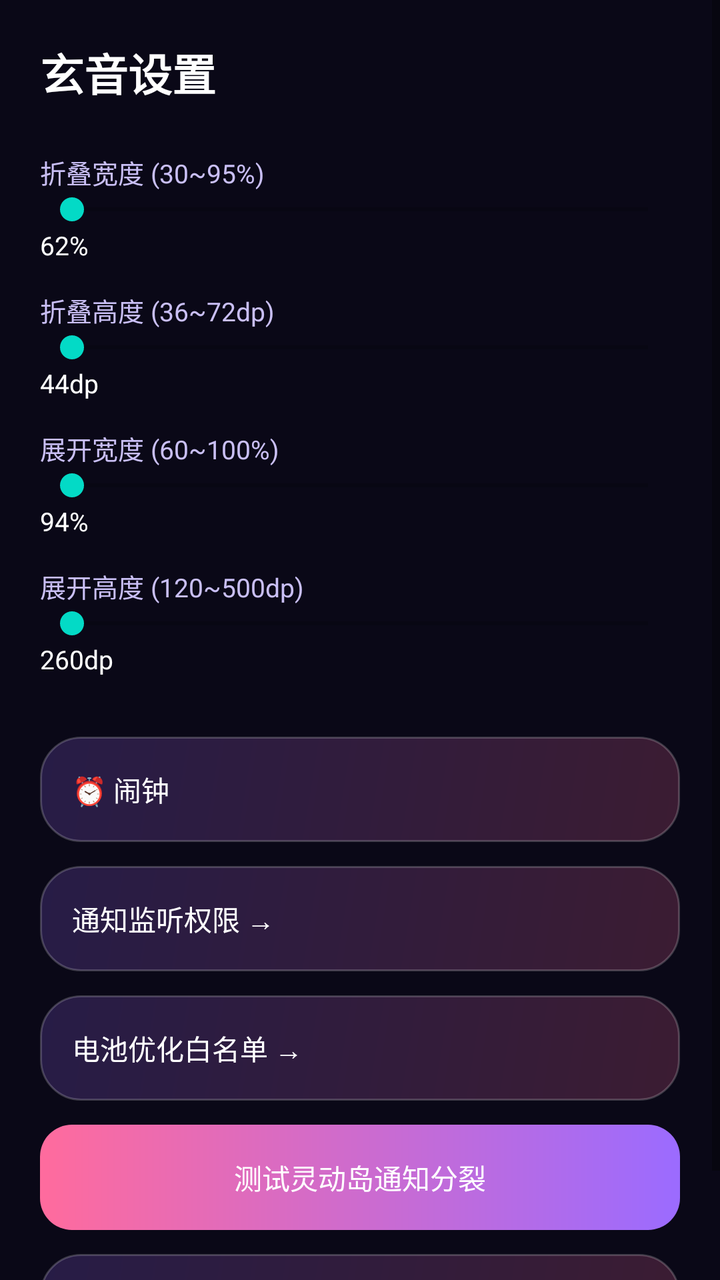
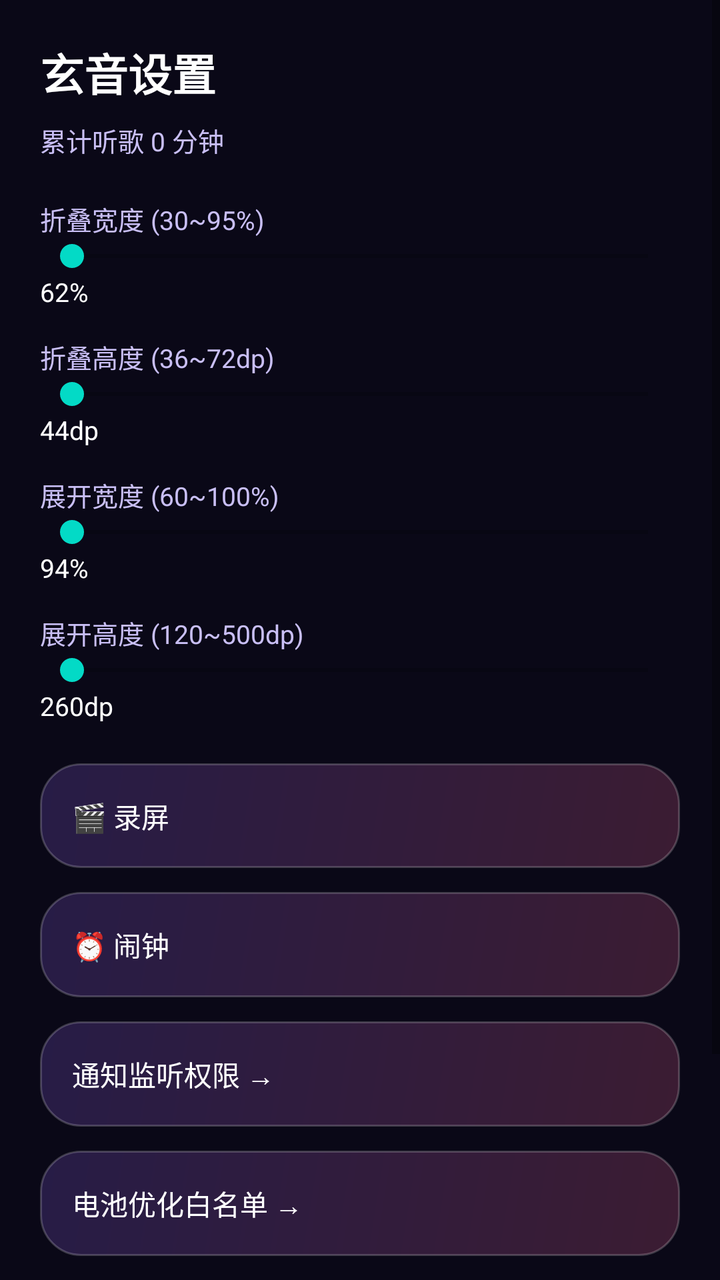

An Android layout rendered at two revisions. The XML below is the earlier revision; the diff shows what the commit changed to produce the second picture.
<!-- AndroidManifest.xml: application theme Theme.XuanYin -->
<!-- res/layout/activity_settings.xml -->
<?xml version="1.0" encoding="utf-8"?>
<ScrollView xmlns:android="http://schemas.android.com/apk/res/android"
    android:layout_width="match_parent" android:layout_height="match_parent"
    android:background="@color/bg_deep" android:fillViewport="true">
    <LinearLayout android:orientation="vertical" android:padding="20dp"
        android:layout_width="match_parent" android:layout_height="wrap_content">
        <TextView android:layout_width="wrap_content" android:layout_height="wrap_content"
            android:text="玄音设置" android:textColor="@color/white"
            android:textSize="22sp" android:textStyle="bold" />
        <TextView android:layout_width="wrap_content" android:layout_height="wrap_content"
            android:layout_marginTop="24dp" android:text="折叠宽度 (30~95%)"
            android:textColor="@color/sub_text" android:textSize="13sp" />
        <SeekBar android:id="@+id/sb_collapsed" android:max="65"
            android:layout_width="match_parent" android:layout_height="wrap_content" />
        <TextView android:id="@+id/tv_collapsed_val" android:layout_width="wrap_content"
            android:layout_height="wrap_content" android:text="62%"
            android:textColor="@color/white" android:textSize="13sp" />
        <TextView android:layout_width="wrap_content" android:layout_height="wrap_content"
            android:layout_marginTop="14dp" android:text="折叠高度 (36~72dp)"
            android:textColor="@color/sub_text" android:textSize="13sp" />
        <SeekBar android:id="@+id/sb_height" android:max="36"
            android:layout_width="match_parent" android:layout_height="wrap_content" />
        <TextView android:id="@+id/tv_height_val" android:layout_width="wrap_content"
            android:layout_height="wrap_content" android:text="44dp"
            android:textColor="@color/white" android:textSize="13sp" />
        <TextView android:layout_width="wrap_content" android:layout_height="wrap_content"
            android:layout_marginTop="14dp" android:text="展开宽度 (60~100%)"
            android:textColor="@color/sub_text" android:textSize="13sp" />
        <SeekBar android:id="@+id/sb_expanded_w" android:max="40"
            android:layout_width="match_parent" android:layout_height="wrap_content" />
        <TextView android:id="@+id/tv_expanded_w_val" android:layout_width="wrap_content"
            android:layout_height="wrap_content" android:text="94%"
            android:textColor="@color/white" android:textSize="13sp" />
        <TextView android:layout_width="wrap_content" android:layout_height="wrap_content"
            android:layout_marginTop="14dp" android:text="展开高度 (120~500dp)"
            android:textColor="@color/sub_text" android:textSize="13sp" />
        <SeekBar android:id="@+id/sb_expanded_h" android:max="380"
            android:layout_width="match_parent" android:layout_height="wrap_content" />
        <TextView android:id="@+id/tv_expanded_h_val" android:layout_width="wrap_content"
            android:layout_height="wrap_content" android:text="260dp"
            android:textColor="@color/white" android:textSize="13sp" />
        <TextView android:id="@+id/btn_alarm" android:layout_marginTop="30dp"
            android:padding="16dp" android:background="@drawable/bg_card"
            android:layout_width="match_parent" android:layout_height="wrap_content"
            android:text="⏰ 闹钟" android:textColor="@color/white" android:textSize="14sp" />
        <TextView android:id="@+id/btn_notify_access" android:layout_marginTop="12dp"
            android:padding="16dp" android:background="@drawable/bg_card"
            android:layout_width="match_parent" android:layout_height="wrap_content"
            android:text="通知监听权限 →" android:textColor="@color/white" android:textSize="14sp" />
        <TextView android:id="@+id/btn_battery" android:layout_marginTop="12dp"
            android:padding="16dp" android:background="@drawable/bg_card"
            android:layout_width="match_parent" android:layout_height="wrap_content"
            android:text="电池优化白名单 →" android:textColor="@color/white" android:textSize="14sp" />
        <TextView android:id="@+id/btn_test_notify" android:layout_marginTop="12dp"
            android:padding="16dp" android:background="@drawable/bg_gradient_button"
            android:layout_width="match_parent" android:layout_height="wrap_content"
            android:gravity="center" android:text="测试灵动岛通知分裂"
            android:textColor="@color/white" android:textSize="14sp" />
        <TextView android:id="@+id/btn_announcement" android:layout_marginTop="12dp"
            android:padding="16dp" android:background="@drawable/bg_card"
            android:layout_width="match_parent" android:layout_height="wrap_content"
            android:text="查看公告" android:textColor="@color/white" android:textSize="14sp" />
    </LinearLayout>
</ScrollView>
<!-- resources referenced by this layout -->
<resources>
  <color name="bg_deep">#0A0817</color>
  <color name="sub_text">#C9BFF5</color>
  <color name="white">#FFFFFF</color>
  <!-- drawable bg_card (drawable) -->
  <?xml version="1.0" encoding="utf-8"?>
  <shape xmlns:android="http://schemas.android.com/apk/res/android">
      <corners android:radius="20dp" />
      <gradient android:angle="135" android:startColor="#33FF6B9D" android:endColor="#339B6BFF" />
      <stroke android:width="1dp" android:color="#33FFFFFF" />
  </shape>
  <!-- drawable bg_gradient_button (drawable) -->
  <?xml version="1.0" encoding="utf-8"?>
  <shape xmlns:android="http://schemas.android.com/apk/res/android">
      <corners android:radius="16dp" />
      <gradient android:angle="0" android:startColor="#FF6B9D" android:endColor="#9B6BFF" />
  </shape>
  <style name="Theme.XuanYin" parent="Theme.MaterialComponents.DayNight.NoActionBar">
          <item name="android:windowBackground">@color/bg_deep</item>
          <item name="android:statusBarColor">@color/bg_deep</item>
          <item name="android:navigationBarColor">@color/bg_deep</item>
          <item name="android:windowAnimationStyle">@style/WindowAnim</item>
          <item name="android:windowLightStatusBar">false</item>
      </style>
  <style name="WindowAnim" parent="@android:style/Animation.Activity">
          <item name="android:activityOpenEnterAnimation">@anim/fade_in</item>
          <item name="android:activityOpenExitAnimation">@anim/fade_out</item>
          <item name="android:activityCloseEnterAnimation">@anim/fade_in</item>
          <item name="android:activityCloseExitAnimation">@anim/fade_out</item>
      </style>
</resources>

<!-- the commit's change to res/layout/activity_settings.xml (unified diff, before → after) -->
@@ -7,8 +7,13 @@
         <TextView android:layout_width="wrap_content" android:layout_height="wrap_content"
             android:text="玄音设置" android:textColor="@color/white"
             android:textSize="22sp" android:textStyle="bold" />
+        <TextView android:id="@+id/tv_listen_time"
+            android:layout_width="wrap_content" android:layout_height="wrap_content"
+            android:layout_marginTop="8dp"
+            android:text="累计听歌 0 分钟"
+            android:textColor="#C9BFF5" android:textSize="13sp" />
         <TextView android:layout_width="wrap_content" android:layout_height="wrap_content"
-            android:layout_marginTop="24dp" android:text="折叠宽度 (30~95%)"
+            android:layout_marginTop="20dp" android:text="折叠宽度 (30~95%)"
             android:textColor="@color/sub_text" android:textSize="13sp" />
         <SeekBar android:id="@+id/sb_collapsed" android:max="65"
             android:layout_width="match_parent" android:layout_height="wrap_content" />
@@ -39,7 +44,11 @@
         <TextView android:id="@+id/tv_expanded_h_val" android:layout_width="wrap_content"
             android:layout_height="wrap_content" android:text="260dp"
             android:textColor="@color/white" android:textSize="13sp" />
-        <TextView android:id="@+id/btn_alarm" android:layout_marginTop="30dp"
+        <TextView android:id="@+id/btn_record" android:layout_marginTop="20dp"
+            android:padding="16dp" android:background="@drawable/bg_card"
+            android:layout_width="match_parent" android:layout_height="wrap_content"
+            android:text="🎬 录屏" android:textColor="@color/white" android:textSize="14sp" />
+        <TextView android:id="@+id/btn_alarm" android:layout_marginTop="12dp"
             android:padding="16dp" android:background="@drawable/bg_card"
             android:layout_width="match_parent" android:layout_height="wrap_content"
             android:text="⏰ 闹钟" android:textColor="@color/white" android:textSize="14sp" />
